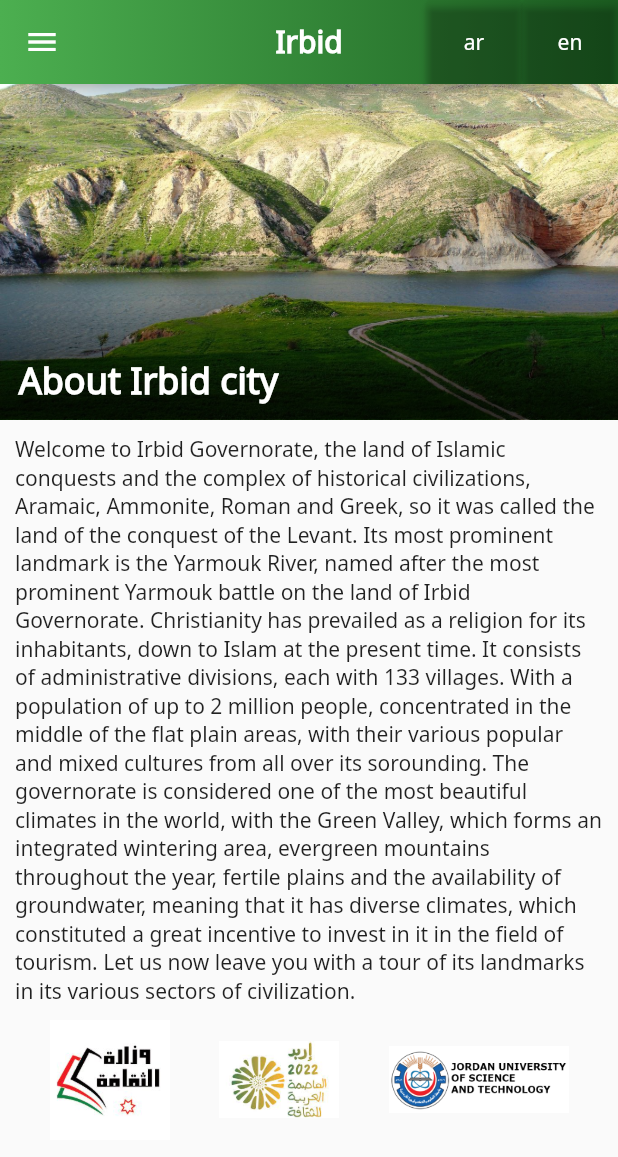
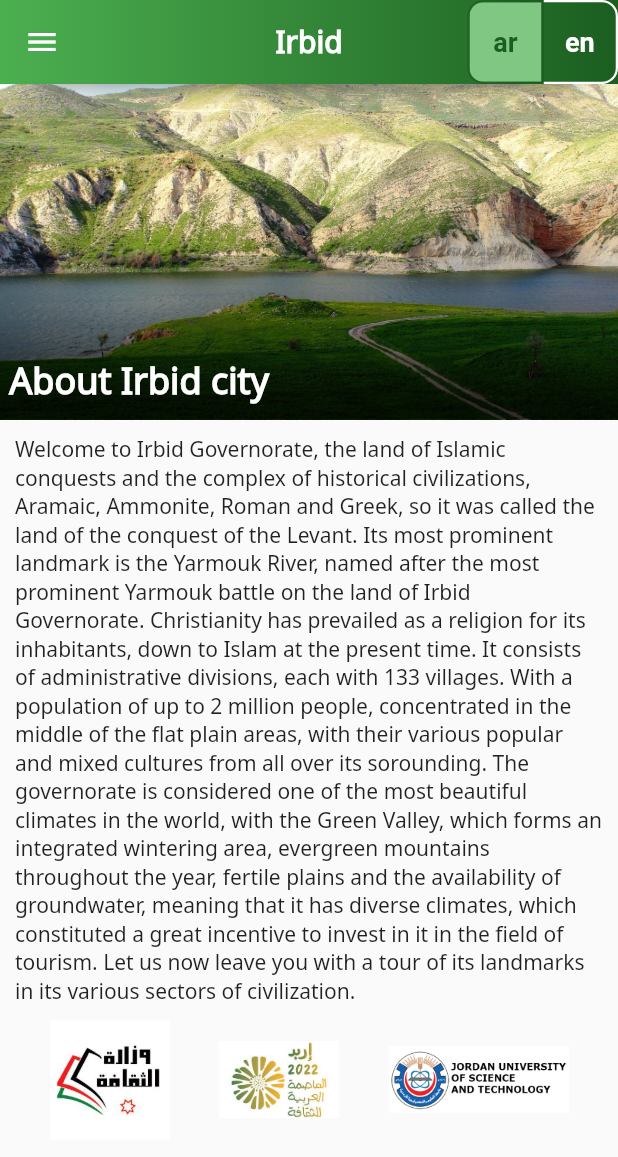
Before and after one commit to Debo15/Irbid-app, a Flutter app: the screen it shows after launch, on a phone screen of 412 x 824 dp. Shown: the top 1157 px of the screen. Run offline on Flutter 3.47's test engine with Material 2 defaults, Android fonts, the phone set to English and light mode, and no system bars; our stand-ins replace carousel_slider.

Commit message:
toggle button and some changes

```diff
--- a/lib/Controller.dart
+++ b/lib/Controller.dart
@@ -33,6 +33,8 @@
     SettingPage(),
   ];
 
+  final List<bool> isSelected = [true, false];
+
   @override
   Widget build(BuildContext context) => Scaffold(
         appBar: AppBar(
@@ -42,30 +44,64 @@
             ),
           ),
           actions: <Widget> [
-            ElevatedButton(
-              onPressed: () {
-                context.read<LanguageChangeProvider>().ChangeLocale("ar");
-              },
-              style: ElevatedButton.styleFrom(
-                backgroundColor: Colors.transparent,
-                // shape: RoundedRectangleBorder(
-                //   borderRadius: BorderRadius.circular(50),
-                // ),
-              ),
-              child: const Text("ar"),
+            ToggleButtons(
+              isSelected: isSelected,
+              selectedColor: Colors.green[900],
+              color: Colors.white,
+              fillColor: Colors.green.shade300,
+              textStyle: const TextStyle(fontWeight: FontWeight.bold),
+              renderBorder: true,
+
+              borderColor: Colors.white,
+              borderWidth: 1.5,
+              borderRadius: BorderRadius.circular(10),
+              children: const [
+                Padding(
+                  padding: EdgeInsets.symmetric(horizontal: 12),
+                  child: Text('ar', style: TextStyle(fontSize: 18)),
+                ),
+                Padding(
+                  padding: EdgeInsets.symmetric(horizontal: 12),
+                  child: Text('en', style: TextStyle(fontSize: 18)),
+                ),
+              ],
+              onPressed: (int newIndex) {
+                setState(() {
+                  for (int index = 0; index < isSelected.length; index++) {
+                    if (index == newIndex) {
+                      context.read<LanguageChangeProvider>().ChangeLocale("en");
+                      isSelected[index] = true;
+                    }
+                    else {
+                      context.read<LanguageChangeProvider>().ChangeLocale("ar");
+                      isSelected[index] = false;
+                    }
+                  }
+                });
+              }
             ),
-            ElevatedButton(
-              onPressed: () {
-                context.read<LanguageChangeProvider>().ChangeLocale("en");
-              },
-              style: ElevatedButton.styleFrom(
-                backgroundColor: Colors.transparent,
-                // shape: RoundedRectangleBorder(
-                //   borderRadius: BorderRadius.circular(50),
-                // ),
-              ),
-              child: const Text("en"),
-            ),
+            // ElevatedButton(
+            //   onPressed: () {
+            //     context.read<LanguageChangeProvider>().ChangeLocale("ar");
+            //
+            //   },
+            //   style: ElevatedButton.styleFrom(
+            //     backgroundColor: Colors.transparent,
+            //   ),
+            //   child: const Text("ar"),
+            // ),
+            // ElevatedButton(
+            //   onPressed: () {
+            //     context.read<LanguageChangeProvider>().ChangeLocale("en");
+            //   },
+            //   style: ElevatedButton.styleFrom(
+            //     backgroundColor: Colors.transparent,
+            //     // shape: RoundedRectangleBorder(
+            //     //   borderRadius: BorderRadius.circular(50),
+            //     // ),
+            //   ),
+            //   child: const Text("en"),
+            // ),
           ],
           backgroundColor: Colors.transparent,
           flexibleSpace: Container(
@@ -87,7 +123,7 @@
             padding: EdgeInsets.zero,
             children: [
               DrawerHeader(
-                  decoration: BoxDecoration(
+                  decoration: const BoxDecoration(
                     color: Color(0xff003000),
                   ),
                   padding: EdgeInsets.zero,
@@ -237,27 +273,27 @@
                   Navigator.pop(context);
                 },
               ),
-              ListTile(
-                textColor: Colors.black,
-                iconColor: Colors.green,
-                title: Row(
-                  // mainAxisAlignment: MainAxisAlignment.end,
-                  crossAxisAlignment: CrossAxisAlignment.center,
-                  children: const [
-                    Text(
-                      "أعدادت التطبيق",
-                      style: TextStyle(
-                        fontWeight: FontWeight.bold,
-                      ),
-                    ),
-                    Icon(Icons.settings),
-                  ],
-                ),
-                onTap: () {
-                  setState(() => this.index = 7);
-                  Navigator.pop(context);
-                },
-              ),
+              // ListTile(
+              //   textColor: Colors.black,
+              //   iconColor: Colors.green,
+              //   title: Row(
+              //     // mainAxisAlignment: MainAxisAlignment.end,
+              //     crossAxisAlignment: CrossAxisAlignment.center,
+              //     children: const [
+              //       Text(
+              //         "أعدادت التطبيق",
+              //         style: TextStyle(
+              //           fontWeight: FontWeight.bold,
+              //         ),
+              //       ),
+              //       Icon(Icons.settings),
+              //     ],
+              //   ),
+              //   onTap: () {
+              //     setState(() => this.index = 7);
+              //     Navigator.pop(context);
+              //   },
+              // ),
             ],
           ),
         ),
--- a/lib/l10n/intl_ar.arb
+++ b/lib/l10n/intl_ar.arb
@@ -11,5 +11,5 @@
   "aboutIrbidCity": " نبذة عن مدينة إربد",
   "introIrbid": "أهلاً بكم في محافظة إربد عروس الشمال، حللتم سهلاً على أهلها الكِرام، أرض الفتوحات الإسلامية ومجمع الحضارات التاريخية، الآرامية والعمونية والرومانية واليونانية، فكانت تُسمى أرضُ فتحِ الشام. وأبرز معالمها نهر اليرموك المُسمّى تيمُناً بمعركة اليرموك الأبرز على أرض محافظة إربد. وقد سادت المسيحية كديانةٍ لسكانها وصولاً الى الإسلامية في وقتنا الحاضر. وتتكون من تقسيماتٍ إداريةٍ لكُلٍ منها قُراها ذات الـ 133 قرية. وبتعدادِ سُكان يصل الى 2 مليون نسمة مُتركزين في مُنتصفها بالمناطق السهلية المُنبسطة، بمُختلف ثقافاتهم الشعبية والمُمتزجة من شتى أنحاءها. وتعتبر المحافظة من أجمل المناخات في العالم حيث الوادي الأخضـر والذي يشكل مشتى متكامل وجبال دائمة الخُضرة على مدار العام، وسهول خصبة وتوفر الميـاه الجوفية، أي أنها ذات مُناخات امتنوعة، ما شكل حافزاً كبيراً للاستثمار بها في مجال السياحة. لنترككم الأن مع جولةٍ في معالمها بمُختلف قطاعاتها الحضارية.",
   "historicalTou": "تعود أصول مدينة إربد الى العصر البرونزي لعام 1222 ق.م، فقد عاصرت ُمختلف الحضارات اآلرمية والعمونية والرومانية اليونانية، لتكون بذلك من ال ُمستطونات القديمة جنوب بالد الشام. حيث خلَفت هذه الحضارات مختلف المناطق السياحية واألثرية فيها.",
-  "EconomyIrbid": "شهدت إربد تعاقب الحضارات المختلفة ومن أبرزها اإلمبراطورية اليونانية والرومانية، والتي تركت من بعدها أُسس الأنشطة الرئيسية التي سادت حضاراتهم، الا وهي الزراعة، فكانت النشاط الإقتصادي السائد الذي تعتمد عليه أراضي محافظة إربد، والتي تتمتع بقطاع زراعي مزدهر يجعلها المنتج الرئيسي لتشكيلة واسعة من المنتجات الزراعية على مستوى المملكة، حيث تشكل الأراضي القابلة للزراعة ما نسبته (٧٦%) من مساحة المحافظة في قطاع الزراعة، و (٢٠%) من مساحة كامل الأراضي القابلة للزراعة في المملكة، فيُسمى غورها ب\" سلة الغذاء الاردني ، وكذلك لإحتواءها على الثروة الحيوانية التي تُعد مصدر المنتجات العضوية لسكانها. اربد هي محافظة رائدة زراعياً و سياحياً قادرة على خلق قيمة مضافة لتوفير فرص العمل لأبنائها وتحسين مستوى معيشتهم. و وجود ٣ مدن صناعية (مدينة الحسن الصناعية ، سايبر سيتي ، وجسر الملك حسين). وتوفر البنية التحتية اللازمة للإستثمار ساهم بشكل كبير في جذب الاستثمارات\nالاجنبية وخلق فرص العمل وتعزيز الصادرات وزيادة حجم الانشطة الاقتصادية الداعمة. وتوفر المراكز التدريبية الخاصة وستة مراكز مهنية حيث اسهمت في توفير الايدي العاملة والمؤهلة في مختلف المجالات، مما عزز حركة النشاط الاقتصادي في المحافظة وفي مختلف القطاعات. وإن عدد السكان ونسبة الشباب في المجتمع الذي يسهم في وجود الايدي العاملة والمؤهلة والمتعلمة. والموقع الجغرافي يجعلها حلقة وصل ما بين سوريا وفلسطين مما يسهل حركة التنقلات البريه للبضائع والمسافرين للدول المجاورة. ووجود عدد من الطلاب الإجانب من جنسيات مختلفة وهذا بدوره حافز للمستثمريــن في مجال الفندقة والمدن السياحية والترفيهية والأبراج السكنية والمراكز التجارية و المطاعم."
+  "EconomyIrbid": "شهدت إربد تعاقب الحضارات المختلفة ومن أبرزها اإلمبراطورية اليونانية والرومانية، والتي تركت من بعدها أُسس الأنشطة الرئيسية التي سادت حضاراتهم، الا وهي الزراعة، فكانت النشاط الإقتصادي السائد الذي تعتمد عليه أراضي محافظة إربد، والتي تتمتع بقطاع زراعي مزدهر يجعلها المنتج الرئيسي لتشكيلة واسعة من المنتجات الزراعية على مستوى المملكة، حيث تشكل الأراضي القابلة للزراعة ما نسبته (٧٦%) من مساحة المحافظة في قطاع الزراعة، و (٢٠%) من مساحة كامل الأراضي القابلة للزراعة في المملكة، فيُسمى غورها ب\"سلة الغذاء الاردني\" ، وكذلك لإحتواءها على الثروة الحيوانية التي تُعد مصدر المنتجات العضوية لسكانها. اربد هي محافظة رائدة زراعياً و سياحياً قادرة على خلق قيمة مضافة لتوفير فرص العمل لأبنائها وتحسين مستوى معيشتهم. و وجود ٣ مدن صناعية (مدينة الحسن الصناعية ، سايبر سيتي ، وجسر الملك حسين). وتوفر البنية التحتية اللازمة للإستثمار ساهم بشكل كبير في جذب الاستثمارات الاجنبية وخلق فرص العمل وتعزيز الصادرات وزيادة حجم الانشطة الاقتصادية الداعمة. وتوفر المراكز التدريبية الخاصة وستة مراكز مهنية حيث اسهمت في توفير الايدي العاملة والمؤهلة في مختلف المجالات، مما عزز حركة النشاط الاقتصادي في المحافظة وفي مختلف القطاعات. وإن عدد السكان ونسبة الشباب في المجتمع الذي يسهم في وجود الايدي العاملة والمؤهلة والمتعلمة. والموقع الجغرافي يجعلها حلقة وصل ما بين سوريا وفلسطين مما يسهل حركة التنقلات البريه للبضائع والمسافرين للدول المجاورة. ووجود عدد من الطلاب الإجانب من جنسيات مختلفة وهذا بدوره حافز للمستثمريــن في مجال الفندقة والمدن السياحية والترفيهية والأبراج السكنية والمراكز التجارية و المطاعم."
 }
```
Also changed, not shown: lib/l10n/intl_en.arb (+1 -1 lines), lib/pages/History.dart (+17 -22 lines), assets/Umm-Qais.jpg (added), assets/Umm-Qais2.jpg (added), assets/Umm-Qais3.jpg (added), assets/Umm-Qais4.jpg (added), assets/Umm-Qais5.jpg (added), assets/Umm-Qais6.jpg (added), assets/centerCity.jpg (added), lib/generated/intl/messages_ar.dart, lib/generated/intl/messages_en.dart, lib/generated/l10n.dart.
